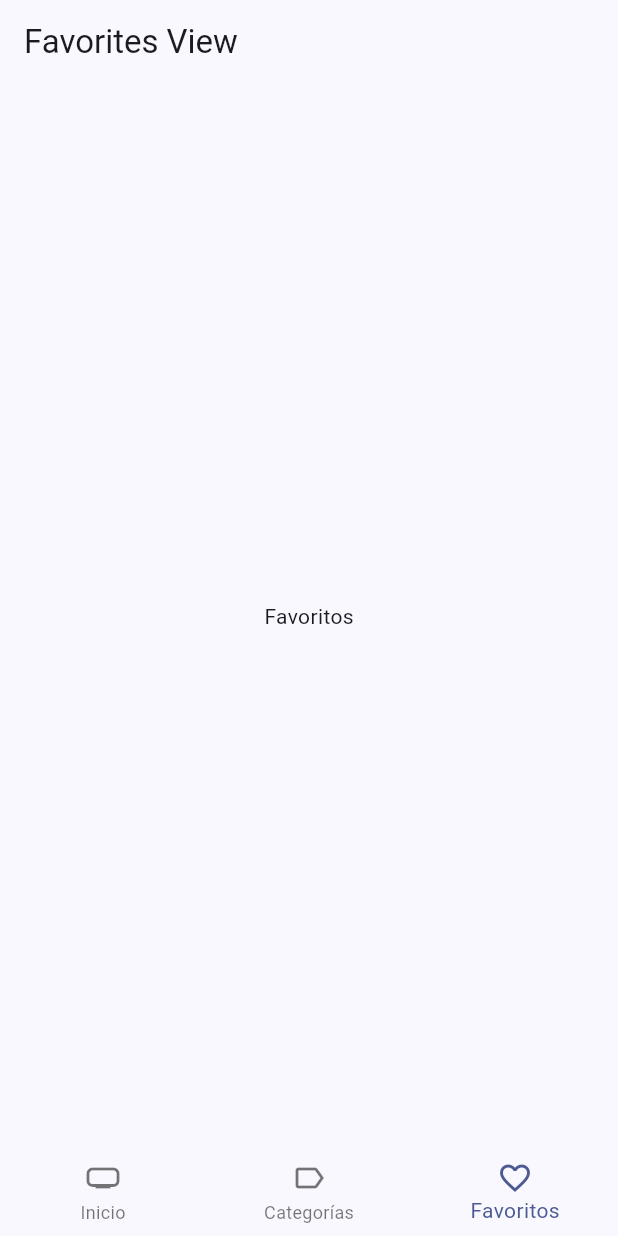
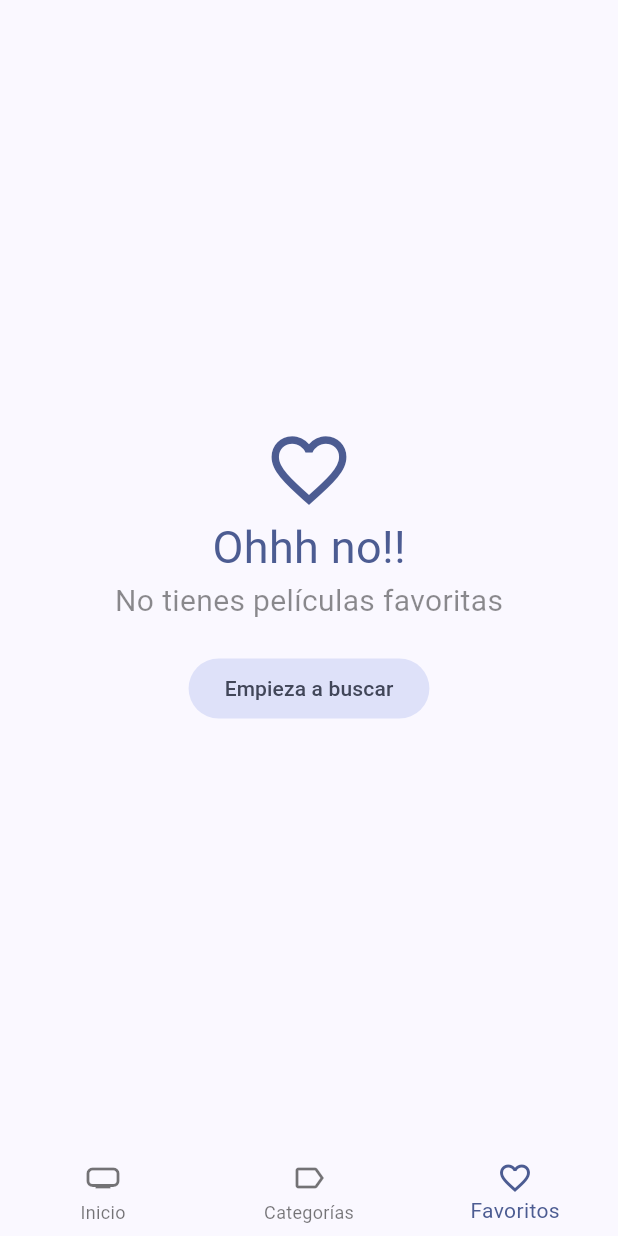
Before and after one commit to Skrillboss/PopuPeli, a Flutter app: the screen it shows after launch, item 3 of the bottom bar chosen, on a phone screen of 412 x 824 dp. Run offline on Flutter 3.47's test engine with Material 3 defaults, Android fonts, the phone set to English and light mode, and no system bars; our stand-ins replace animate_do, card_swiper, dio, flutter_dotenv, flutter_riverpod, go_router and 1 more; accounts and stored records are empty; generated files the repository leaves out were written again; network calls fail.

Commit message:
finish app V-1.0

```diff
--- a/lib/config/router/app_router.dart
+++ b/lib/config/router/app_router.dart
@@ -10,7 +10,8 @@ final appRouter = GoRouter(
       path: '/home/:page',
       name: HomeScreen.name,
       builder: (context, state) {
-        final pageIndex = int.parse( state.params['page'] ?? '0' );
+
+        final pageIndex = int.parse( state.pathParameters['page'] ?? '0' );
 
         return HomeScreen( pageIndex: pageIndex );
       },
@@ -19,7 +20,7 @@ final appRouter = GoRouter(
           path: 'movie/:id',
           name: MovieScreen.name,
           builder: (context, state) {
-            final movieId = state.params['id'] ?? 'no-id';
+            final movieId = state.pathParameters['id'] ?? 'no-id';
 
             return MovieScreen( movieId: movieId );
           },
--- a/lib/domain/entities/movie.dart
+++ b/lib/domain/entities/movie.dart
@@ -2,10 +2,11 @@ import 'package:isar/isar.dart';
 
 part 'movie.g.dart';
 
+
 @collection
 class Movie {
 
-  Id isarId = Isar.autoIncrement;
+  Id? isarId;
 
   final bool adult;
   final String backdropPath;
--- a/lib/infrastructure/models/moviedb/movie_details.dart
+++ b/lib/infrastructure/models/moviedb/movie_details.dart
@@ -127,8 +127,8 @@ class BelongsToCollection {
     factory BelongsToCollection.fromJson(Map<String, dynamic> json) => BelongsToCollection(
         id: json["id"],
         name: json["name"],
-        posterPath: json["poster_path"],
-        backdropPath: json["backdrop_path"],
+        posterPath: json["poster_path"] ?? '',
+        backdropPath: json["backdrop_path"] ?? '',
     );
 
     Map<String, dynamic> toJson() => {
--- a/lib/presentation/providers/providers.dart
+++ b/lib/presentation/providers/providers.dart
@@ -9,7 +9,8 @@ export 'movies/movies_repository_provider.dart';
 export 'movies/movies_slideshow_provider.dart';
 export 'movies/movie_info_provider.dart';
 
+
 export 'search/search_movies_provider.dart';
-export 'storage/favorite_movies_provider.dart';
 
 export 'storage/local_storage_provider.dart';
+export 'storage/favorite_movies_provider.dart';
--- a/lib/presentation/providers/storage/local_storage_provider.dart
+++ b/lib/presentation/providers/storage/local_storage_provider.dart
@@ -2,6 +2,7 @@ import 'package:cinemapedia/infrastructure/datasources/isar_datasource.dart';
 import 'package:cinemapedia/infrastructure/repositories/local_storage_repository_impl.dart';
 import 'package:flutter_riverpod/flutter_riverpod.dart';
 
+
 final localStorageRepositoryProvider = Provider((ref) {
-  return LocalStorageRepositoryImpl(IsarDatasource());
+  return LocalStorageRepositoryImpl( IsarDatasource() );
 });
--- a/lib/presentation/views/movies/favorites_view.dart
+++ b/lib/presentation/views/movies/favorites_view.dart
@@ -1,16 +1,80 @@
+import 'package:cinemapedia/presentation/widgets/widgets.dart';
 import 'package:flutter/material.dart';
+import 'package:flutter_riverpod/flutter_riverpod.dart';
+import 'package:cinemapedia/presentation/providers/providers.dart';
+import 'package:go_router/go_router.dart';
 
 
-class FavoritesView extends StatelessWidget {
+class FavoritesView extends ConsumerStatefulWidget {
   const FavoritesView({super.key});
 
   @override
+  FavoritesViewState createState() => FavoritesViewState();
+}
+
+class FavoritesViewState extends ConsumerState<FavoritesView> {
+
+  bool isLastPage = false;
+  bool isLoading = false;
+
+  @override
+  void initState() {
+    super.initState();
+
+    loadNextPage();
+
+  }
+
+  void loadNextPage() async {
+
+    if ( isLoading || isLastPage ) return;
+    isLoading = true;
+
+    final movies = await ref.read(favoriteMoviesProvider.notifier).loadNextPage();
+    isLoading = false;
+
+    if ( movies.isEmpty ) {
+      isLastPage = true;
+    }
+
+  }
+
+
+  @override
   Widget build(BuildContext context) {
+
+    final favoriteMovies = ref.watch(favoriteMoviesProvider).values.toList();
+
+
+    if ( favoriteMovies.isEmpty ) {
+      final colors = Theme.of(context).colorScheme;
+      return Center(
+        child: Column(
+          mainAxisAlignment: MainAxisAlignment.center,
+          crossAxisAlignment: CrossAxisAlignment.center,
+          children: [
+            Icon( Icons.favorite_outline_sharp, size: 60, color: colors.primary ),
+            Text('Ohhh no!!', style: TextStyle( fontSize: 30, color: colors.primary)),
+            const Text('No tienes películas favoritas', style: TextStyle( fontSize: 20, color: Colors.black45 )),
+
+            const SizedBox(height: 20),
+            FilledButton.tonal(
+              onPressed: () => context.go('/home/0'),
+              child: const Text('Empieza a buscar')
+            )
+          ],
+        ),
+      );
+    }
+
+
+
+
     return Scaffold(
-      appBar: AppBar(
-        title: const Text('Favorites View'),
-      ),
-      body: const Center(child: Text('Favoritos')),
+      body: MovieMasonry(
+        loadNextPage: loadNextPage,
+        movies: favoriteMovies
+      )
     );
   }
 }
--- a/lib/presentation/widgets/widgets.dart
+++ b/lib/presentation/widgets/widgets.dart
@@ -7,3 +7,6 @@ export 'shared/custom_appbar.dart';
 export 'shared/custom_bottom_navigation.dart';
 
 export 'shared/full_screen_loader.dart';
+
+export 'movies/movie_masonry.dart';
+export 'movies/movie_poster_link.dart';
```
Also changed, not shown: favorite_movies_provider.dart (added, +34 -0 lines), lib/domain/datasources/local_storage_datasource.dart (+8 -4 lines), lib/domain/repositories/local_storage_repository.dart (+5 -4 lines), lib/infrastructure/datasources/isar_datasource.dart (+40 -33 lines), lib/infrastructure/repositories/local_storage_repository_impl.dart (+4 -4 lines), lib/presentation/providers/storage/favorite_movies_provider.dart (+41 -12 lines), lib/presentation/screens/movies/movie_screen.dart (+53 -32 lines), lib/presentation/widgets/movies/movie_masonry.dart (added, +74 -0 lines), lib/presentation/widgets/movies/movie_poster_link.dart (added, +27 -0 lines), pubspec.yaml (+8 -7 lines), lib/domain/entities/movie.g.dart, pubspec.lock, 11 other files.
